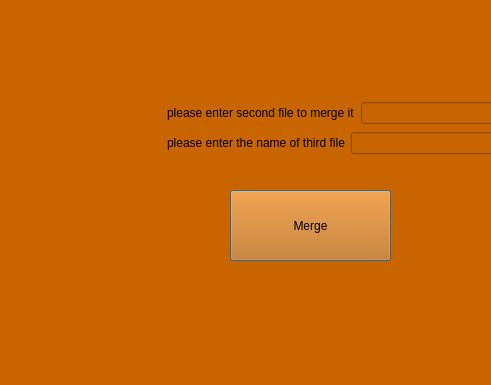
eslammohamedtolba/Login-and-Text-Editor-Applications, file bonus of gui for text editor/TextEditor/fourthdialog.ui: the form before one commit; both pictures show x 0 to 491 and y 0 to 385 of the 746 by 560 pixel window.
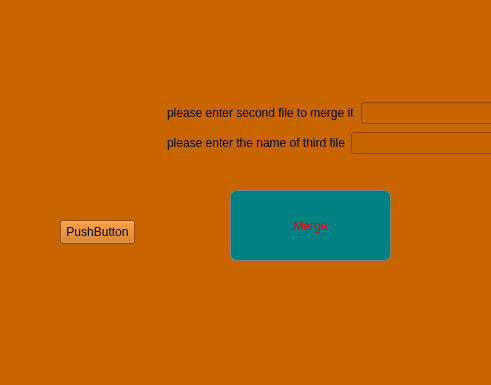
The form after the commit.

The edit to the form file:
```diff
--- a/bonus of gui for text editor/TextEditor/fourthdialog.ui
+++ b/bonus of gui for text editor/TextEditor/fourthdialog.ui
@@ -25,6 +25,12 @@
      <height>71</height>
     </rect>
    </property>
+   <property name="styleSheet">
+    <string notr="true">border-radius:7px;
+border:1px solid grey;
+background:teal;
+color:red;</string>
+   </property>
    <property name="text">
     <string>Merge</string>
    </property>
@@ -69,6 +75,19 @@
     </item>
    </layout>
   </widget>
+  <widget class="QPushButton" name="pushButton">
+   <property name="geometry">
+    <rect>
+     <x>60</x>
+     <y>220</y>
+     <width>75</width>
+     <height>24</height>
+    </rect>
+   </property>
+   <property name="text">
+    <string>PushButton</string>
+   </property>
+  </widget>
  </widget>
  <resources/>
  <connections/>
```
Left out of the diff: 8 changed lines with no effect on the pictures.
